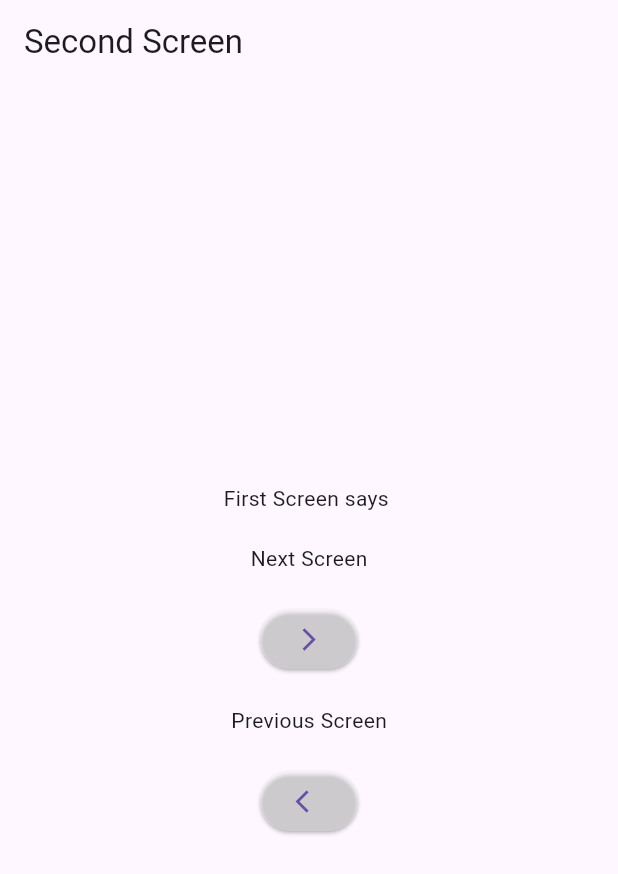
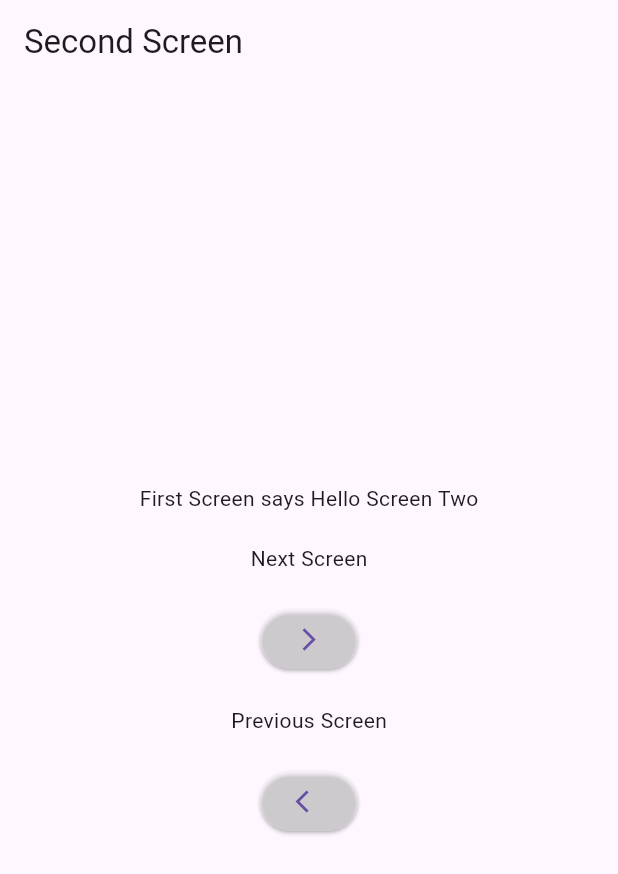
Before and after one commit to hammadak03/Flutter-Learnings, a Flutter app: the screen it shows after launch, after a tap on the "arrow forward ios" icon, on a phone screen of 412 x 824 dp. Shown: the top 874 px of the screen. Run offline on Flutter 3.47's test engine with Material 3 defaults, Android fonts, the phone set to English and light mode, and no system bars.

Commit message:
added separate folders for navigator and routes methods

```diff
--- a/Bytewise Fellowship/Navigation & Routes/flutter_navigation_and_routes/lib/main.dart
+++ b/Bytewise Fellowship/Navigation & Routes/flutter_navigation_and_routes/lib/main.dart
@@ -1,20 +1,30 @@
 import 'package:flutter/material.dart';
-import 'package:flutter_navigation_and_routes/home_screen.dart';
+
+// when using routes, use these and comment out navigation imports
+import 'package:flutter_navigation_and_routes/routes/home_screen.dart';
+import 'package:flutter_navigation_and_routes/routes/screen_three.dart';
+import 'package:flutter_navigation_and_routes/routes/screen_two.dart';
+import 'package:flutter_navigation_and_routes/routes/route_names.dart';
+
+//when using navigation, use these and comment out other folder
+// import 'package:flutter_navigation_and_routes/navigation/home_screen.dart';
+// import 'package:flutter_navigation_and_routes/navigation/screen_three.dart';
+// import 'package:flutter_navigation_and_routes/navigation/screen_two.dart';
 
 void main() {
   runApp(
-    const MaterialApp(
+    MaterialApp(
       title: 'Navigator and Routes',
 
-      home: HomeScreen(),
+      // home: HomeScreen(),
 
       //Named routes
-      // initialRoute: '/',
-      // routes: {
-      //   '/': (context) => const HomeScreen(),
-      //   '/screenTwo': (context) => ScreenTwo(),
-      //   '/screenThree': (context) => const ScreenThree(),
-      // },
+      initialRoute: RouteNames.screenOne,
+      routes: {
+        RouteNames.screenOne: (context) => HomeScreen(),
+        RouteNames.screenTwo: (context) => ScreenTwo(),
+        RouteNames.screenThree: (context) => ScreenThree(),
+      },
     ),
   );
 }
--- a/Bytewise Fellowship/Navigation & Routes/flutter_navigation_and_routes/lib/screen_three.dart
+++ b/Bytewise Fellowship/Navigation & Routes/flutter_navigation_and_routes/lib/navigation/screen_three.dart
@@ -1,11 +1,11 @@
 import 'package:flutter/material.dart';
 
 class ScreenThree extends StatelessWidget {
-  const ScreenThree({super.key});
+  ScreenThree({super.key});
 
   @override
   Widget build(BuildContext context) {
-    final arguements = ModalRoute.of(context)!.settings.arguments as Map;
+    // final arguements = ModalRoute.of(context)!.settings.arguments as Map;
     return Scaffold(
       appBar: AppBar(
         title: const Text('Third Screen'),
--- /dev/null
+++ b/Bytewise Fellowship/Navigation & Routes/flutter_navigation_and_routes/lib/routes/home_screen.dart
@@ -0,0 +1,49 @@
+import 'package:flutter/material.dart';
+import 'package:flutter_navigation_and_routes/routes/route_names.dart';
+
+class HomeScreen extends StatelessWidget {
+  HomeScreen({super.key});
+
+  @override
+  Widget build(BuildContext context) {
+    return Scaffold(
+      appBar: AppBar(
+        title: const Text('Home Screen'),
+      ),
+      body: Center(
+        child: Column(
+          mainAxisAlignment: MainAxisAlignment.center,
+          children: [
+            const Text('Next Screen'),
+            const SizedBox(
+              height: 20,
+            ),
+            ElevatedButton(
+              style: ElevatedButton.styleFrom(backgroundColor: Colors.white30),
+              onPressed: () {
+                //pushNamed() used with named routes
+                Navigator.pushNamed(context, RouteNames.screenTwo,
+                    arguments: {'message': 'Hello Screen Two'});
+
+                //pushNamedAndRemoveUntil()
+                //push a new route and remove all the previous routes until
+                //predicate returns true
+                // Navigator.pushNamedAndRemoveUntil(context, RouteNames.screenTwo,
+                //     (Route<dynamic> route) => false);
+
+                //popAndPushNamed()
+                //pops current route off the stack and pushed a new route
+                // Navigator.popAndPushNamed(context, RouteNames.screenTwo);
+
+                // pushReplacementNamed()
+                //replace the current route with a new route.
+                // Navigator.pushReplacementNamed(context, RouteNames.screenTwo);
+              },
+              child: const Icon(Icons.arrow_forward_ios),
+            )
+          ],
+        ),
+      ),
+    );
+  }
+}
--- /dev/null
+++ b/Bytewise Fellowship/Navigation & Routes/flutter_navigation_and_routes/lib/routes/route_names.dart
@@ -0,0 +1,6 @@
+class RouteNames {
+  //static meaning accessable on class level
+  static const screenOne = 'homeScreen';
+  static const screenTwo = 'secondScreen';
+  static const screenThree = 'thirdScreen';
+}
--- a/Bytewise Fellowship/Navigation & Routes/flutter_navigation_and_routes/lib/screen_two.dart
+++ b/Bytewise Fellowship/Navigation & Routes/flutter_navigation_and_routes/lib/routes/screen_two.dart
@@ -1,13 +1,13 @@
 import 'package:flutter/material.dart';
-import 'package:flutter_navigation_and_routes/screen_three.dart';
+import 'package:flutter_navigation_and_routes/navigation/screen_three.dart';
 
 class ScreenTwo extends StatelessWidget {
-  final String? data;
-  ScreenTwo({this.data, super.key});
+  ScreenTwo({super.key});
   @override
   Widget build(BuildContext context) {
     // recieve arguements from previous screen/route
-    // final arguements = ModalRoute.of(context)!.settings.arguments as Map;
+    final arguements = ModalRoute.of(context)!.settings.arguments as Map;
+    final message = arguements['message'];
     return Scaffold(
       appBar: AppBar(
         title: const Text('Second Screen'),
@@ -17,7 +17,7 @@ class ScreenTwo extends StatelessWidget {
         child: Column(
           mainAxisAlignment: MainAxisAlignment.center,
           children: [
-            Text('First Screen says ${data ?? ''}'),
+            Text('First Screen says ${message}'),
             const SizedBox(
               height: 20,
             ),
@@ -30,7 +30,7 @@ class ScreenTwo extends StatelessWidget {
               onPressed: () {
                 Navigator.push(
                   context,
-                  MaterialPageRoute(builder: (context) => const ScreenThree()),
+                  MaterialPageRoute(builder: (context) => ScreenThree()),
                 );
 
                 //using named route
@@ -48,7 +48,7 @@ class ScreenTwo extends StatelessWidget {
             ElevatedButton(
               style: ElevatedButton.styleFrom(backgroundColor: Colors.white30),
               onPressed: () {
-                Navigator.pop(context, 'asdfasdfsaf');
+                Navigator.pop(context);
                 ;
               },
               child: const Icon(Icons.arrow_back_ios),
```
Also changed, not shown: Bytewise Fellowship/Navigation & Routes/flutter_navigation_and_routes/lib/navigation/home_screen.dart (renamed from Bytewise Fellowship/Navigation & Routes/flutter_navigation_and_routes/lib/home_screen.dart, +7 -19 lines), Bytewise Fellowship/Navigation & Routes/flutter_navigation_and_routes/lib/navigation/screen_two.dart (added, +61 -0 lines), Bytewise Fellowship/Navigation & Routes/flutter_navigation_and_routes/lib/routes/routes.dart (added, +29 -0 lines), Bytewise Fellowship/Navigation & Routes/flutter_navigation_and_routes/lib/routes/screen_three.dart (added, +38 -0 lines), 1 other file.
